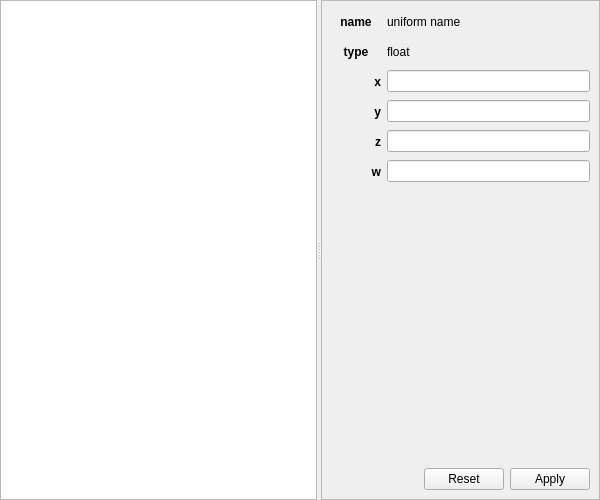
Qt form applications/qt/shader-input-editor.ui (daniel86/regen) before a commit.
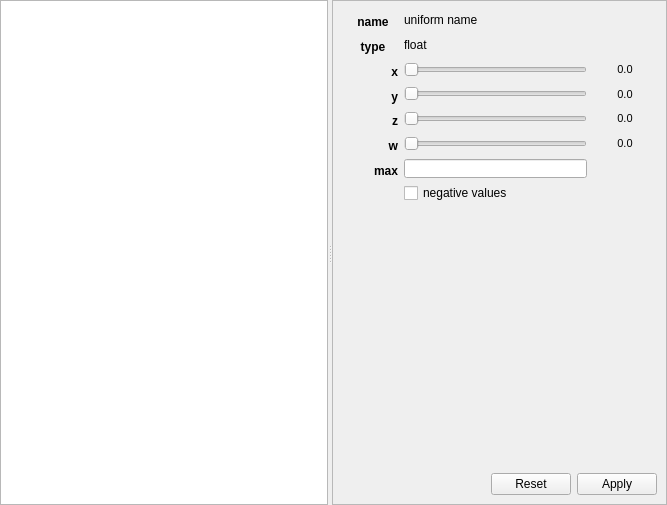
The same form after that commit. Icons and pictures are not drawn.

Commit message: rather use slider in input editor

```diff
--- a/applications/qt/shader-input-editor.ui
+++ b/applications/qt/shader-input-editor.ui
@@ -6,8 +6,8 @@
    <rect>
     <x>0</x>
     <y>0</y>
-    <width>600</width>
-    <height>500</height>
+    <width>667</width>
+    <height>505</height>
    </rect>
   </property>
   <property name="windowTitle">
@@ -111,6 +111,11 @@
           <number>0</number>
          </property>
          <layout class="QFormLayout" name="formLayout">
+          <item row="0" column="1">
+           <layout class="QGridLayout" name="gridLayout_2">
+            <property name="sizeConstraint">
+             <enum>QLayout::SetDefaultConstraint</enum>
+            </property>
           <item row="0" column="0">
            <widget class="QLabel" name="nameLabel">
             <property name="minimumSize">
@@ -140,16 +145,63 @@
             </property>
            </widget>
           </item>
-          <item row="0" column="1">
-           <widget class="QLabel" name="nameValue">
+            <item row="6" column="0">
+             <widget class="QLabel" name="maxLabel">
+              <property name="minimumSize">
+               <size>
+                <width>50</width>
+                <height>24</height>
+               </size>
+              </property>
             <property name="maximumSize">
              <size>
-              <width>150</width>
+                <width>80</width>
+                <height>16777215</height>
+               </size>
+              </property>
+              <property name="font">
+               <font>
+                <pointsize>9</pointsize>
+                <weight>75</weight>
+                <bold>true</bold>
+               </font>
+              </property>
+              <property name="text">
+               <string>max</string>
+              </property>
+              <property name="alignment">
+               <set>Qt::AlignRight|Qt::AlignTrailing|Qt::AlignVCenter</set>
+              </property>
+             </widget>
+            </item>
+            <item row="5" column="0">
+             <widget class="QLabel" name="wLabel">
+              <property name="enabled">
+               <bool>true</bool>
+              </property>
+              <property name="minimumSize">
+               <size>
+                <width>50</width>
               <height>24</height>
              </size>
             </property>
+              <property name="maximumSize">
+               <size>
+                <width>80</width>
+                <height>16777215</height>
+               </size>
+              </property>
+              <property name="font">
+               <font>
+                <weight>75</weight>
+                <bold>true</bold>
+               </font>
+              </property>
             <property name="text">
-             <string>uniform name</string>
+               <string>w</string>
+              </property>
+              <property name="alignment">
+               <set>Qt::AlignRight|Qt::AlignTrailing|Qt::AlignVCenter</set>
             </property>
            </widget>
           </item>
@@ -181,6 +233,18 @@
             </property>
            </widget>
           </item>
+            <item row="7" column="1">
+             <widget class="QCheckBox" name="negativeValueToggle">
+              <property name="font">
+               <font>
+                <pointsize>9</pointsize>
+               </font>
+              </property>
+              <property name="text">
+               <string>negative values</string>
+              </property>
+             </widget>
+            </item>
           <item row="1" column="1">
            <widget class="QLabel" name="typeValue">
             <property name="maximumSize">
@@ -194,6 +258,51 @@
             </property>
            </widget>
           </item>
+            <item row="3" column="1">
+             <widget class="QSlider" name="yValueEdit">
+              <property name="orientation">
+               <enum>Qt::Horizontal</enum>
+              </property>
+             </widget>
+            </item>
+            <item row="6" column="1">
+             <widget class="QLineEdit" name="maxValue"/>
+            </item>
+            <item row="4" column="0">
+             <widget class="QLabel" name="zLabel">
+              <property name="minimumSize">
+               <size>
+                <width>50</width>
+                <height>24</height>
+               </size>
+              </property>
+              <property name="maximumSize">
+               <size>
+                <width>80</width>
+                <height>16777215</height>
+               </size>
+              </property>
+              <property name="font">
+               <font>
+                <weight>75</weight>
+                <bold>true</bold>
+               </font>
+              </property>
+              <property name="text">
+               <string>z</string>
+              </property>
+              <property name="alignment">
+               <set>Qt::AlignRight|Qt::AlignTrailing|Qt::AlignVCenter</set>
+              </property>
+             </widget>
+            </item>
+            <item row="2" column="1">
+             <widget class="QSlider" name="xValueEdit">
+              <property name="orientation">
+               <enum>Qt::Horizontal</enum>
+              </property>
+             </widget>
+            </item>
           <item row="2" column="0">
            <widget class="QLabel" name="xLabel">
             <property name="minimumSize">
@@ -250,101 +359,142 @@
             </property>
            </widget>
           </item>
-          <item row="4" column="0">
-           <widget class="QLabel" name="zLabel">
-            <property name="minimumSize">
-             <size>
-              <width>50</width>
-              <height>24</height>
-             </size>
-            </property>
+            <item row="0" column="1">
+             <widget class="QLabel" name="nameValue">
             <property name="maximumSize">
              <size>
-              <width>80</width>
-              <height>16777215</height>
-             </size>
-            </property>
-            <property name="font">
-             <font>
-              <weight>75</weight>
-              <bold>true</bold>
-             </font>
-            </property>
-            <property name="text">
-             <string>z</string>
-            </property>
-            <property name="alignment">
-             <set>Qt::AlignRight|Qt::AlignTrailing|Qt::AlignVCenter</set>
-            </property>
-           </widget>
-          </item>
-          <item row="5" column="0">
-           <widget class="QLabel" name="wLabel">
-            <property name="minimumSize">
-             <size>
-              <width>50</width>
+                <width>150</width>
               <height>24</height>
              </size>
             </property>
-            <property name="maximumSize">
-             <size>
-              <width>80</width>
-              <height>16777215</height>
-             </size>
-            </property>
-            <property name="font">
-             <font>
-              <weight>75</weight>
-              <bold>true</bold>
-             </font>
-            </property>
             <property name="text">
-             <string>w</string>
-            </property>
-            <property name="alignment">
-             <set>Qt::AlignRight|Qt::AlignTrailing|Qt::AlignVCenter</set>
-            </property>
-           </widget>
-          </item>
-          <item row="3" column="1">
-           <widget class="QLineEdit" name="yValueEdit">
-            <property name="mouseTracking">
-             <bool>false</bool>
-            </property>
-            <property name="acceptDrops">
-             <bool>false</bool>
-            </property>
-           </widget>
-          </item>
-          <item row="5" column="1">
-           <widget class="QLineEdit" name="wValueEdit">
-            <property name="mouseTracking">
-             <bool>false</bool>
-            </property>
-            <property name="acceptDrops">
-             <bool>false</bool>
+               <string>uniform name</string>
             </property>
            </widget>
           </item>
           <item row="4" column="1">
-           <widget class="QLineEdit" name="zValueEdit">
-            <property name="mouseTracking">
-             <bool>false</bool>
-            </property>
-            <property name="acceptDrops">
-             <bool>false</bool>
+             <widget class="QSlider" name="zValueEdit">
+              <property name="orientation">
+               <enum>Qt::Horizontal</enum>
+              </property>
+             </widget>
+            </item>
+            <item row="5" column="1">
+             <widget class="QSlider" name="wValueEdit">
+              <property name="orientation">
+               <enum>Qt::Horizontal</enum>
             </property>
            </widget>
           </item>
-          <item row="2" column="1">
-           <widget class="QLineEdit" name="xValueEdit">
-            <property name="mouseTracking">
-             <bool>false</bool>
-            </property>
-            <property name="acceptDrops">
-             <bool>false</bool>
-            </property>
-           </widget>
+            <item row="3" column="2">
+             <widget class="QLabel" name="yValueText">
+              <property name="minimumSize">
+               <size>
+                <width>64</width>
+                <height>0</height>
+               </size>
+              </property>
+              <property name="maximumSize">
+               <size>
+                <width>64</width>
+                <height>16777215</height>
+               </size>
+              </property>
+              <property name="font">
+               <font>
+                <pointsize>8</pointsize>
+               </font>
+              </property>
+              <property name="text">
+               <string>0.0</string>
+              </property>
+              <property name="alignment">
+               <set>Qt::AlignCenter</set>
+              </property>
+             </widget>
+            </item>
+            <item row="4" column="2">
+             <widget class="QLabel" name="zValueText">
+              <property name="minimumSize">
+               <size>
+                <width>64</width>
+                <height>0</height>
+               </size>
+              </property>
+              <property name="maximumSize">
+               <size>
+                <width>64</width>
+                <height>16777215</height>
+               </size>
+              </property>
+              <property name="font">
+               <font>
+                <pointsize>8</pointsize>
+               </font>
+              </property>
+              <property name="text">
+               <string>0.0</string>
+              </property>
+              <property name="alignment">
+               <set>Qt::AlignCenter</set>
+              </property>
+             </widget>
+            </item>
+            <item row="5" column="2">
+             <widget class="QLabel" name="wValueText">
+              <property name="minimumSize">
+               <size>
+                <width>64</width>
+                <height>0</height>
+               </size>
+              </property>
+              <property name="maximumSize">
+               <size>
+                <width>64</width>
+                <height>16777215</height>
+               </size>
+              </property>
+              <property name="font">
+               <font>
+                <pointsize>8</pointsize>
+               </font>
+              </property>
+              <property name="text">
+               <string>0.0</string>
+              </property>
+              <property name="alignment">
+               <set>Qt::AlignCenter</set>
+              </property>
+             </widget>
+            </item>
+            <item row="2" column="2">
+             <widget class="QLabel" name="xValueText">
+              <property name="minimumSize">
+               <size>
+                <width>64</width>
+                <height>0</height>
+               </size>
+              </property>
+              <property name="maximumSize">
+               <size>
+                <width>64</width>
+                <height>16777215</height>
+               </size>
+              </property>
+              <property name="font">
+               <font>
+                <pointsize>8</pointsize>
+               </font>
+              </property>
+              <property name="text">
+               <string>0.0</string>
+              </property>
+              <property name="alignment">
+               <set>Qt::AlignCenter</set>
+              </property>
+             </widget>
+            </item>
+           </layout>
           </item>
          </layout>
         </widget>
```
Left out of the diff: 141 changed lines with no effect on the pictures. Lines whose indentation alone changed are shown as unchanged. The commit also changes 4 other files.
